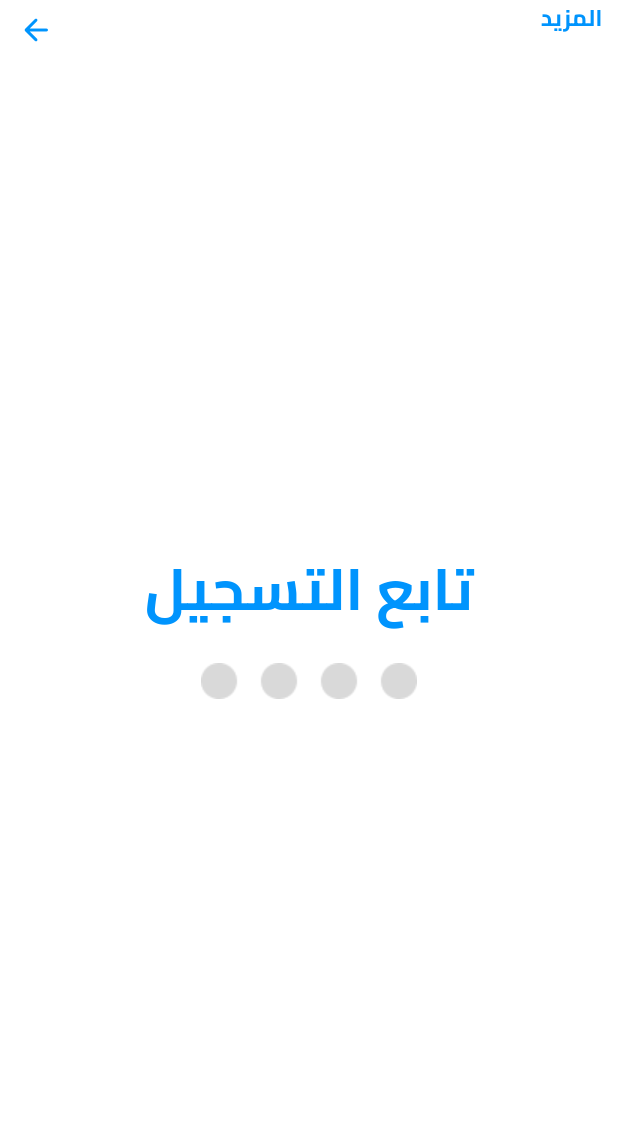
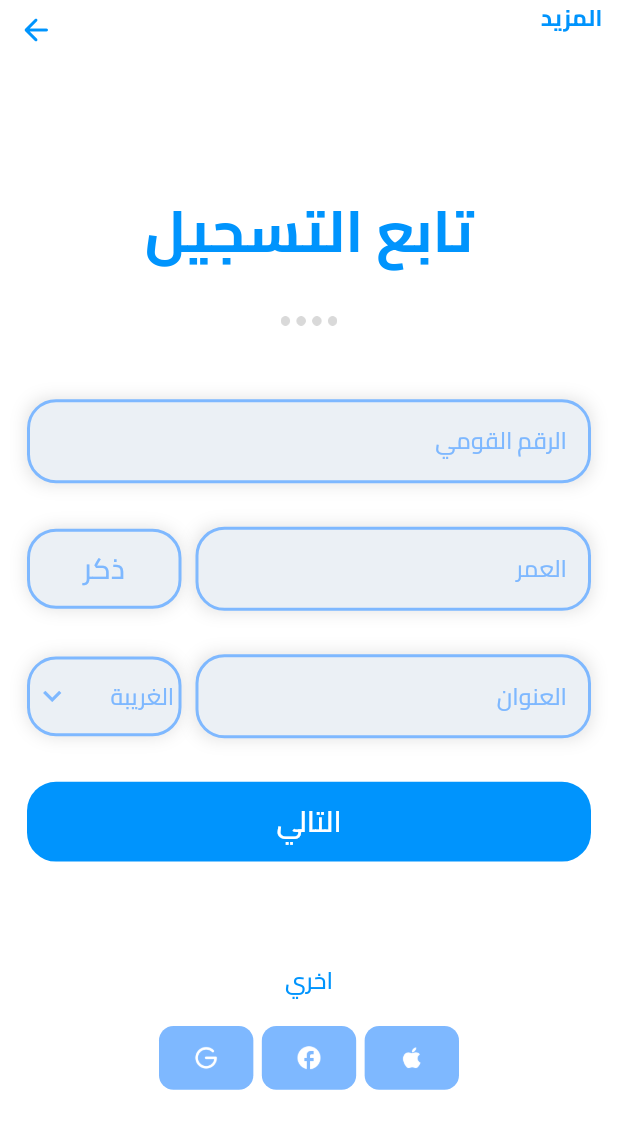
Before and after one commit to AlaaNabilKhalaf/Wqaya, a Flutter app: the FollowingUpView screen opened directly, on a phone screen of 412 x 824 dp. Shown: the top 1129 px of the screen. Run offline on Flutter 3.47's test engine with Material 3 defaults, Android fonts, the phone set to English and light mode, and no system bars; our stand-ins replace bloc, easy_localization, flutter_screenutil, flutter_svg; project files that could hold a hidden picture were left out.

Commit message:
Adding Following Up View

```diff
--- a/assets/locals/translations/ar-EG.json
+++ b/assets/locals/translations/ar-EG.json
@@ -16,7 +16,7 @@
   "address": "العنوان",
   "age": "العمر",
   "male": "ذكر",
-  "followingUP": "تابع التسجيل",
+  "followingUp": "تابع التسجيل",
   "female": "انثى",
   "other": "اخري"
 }
--- a/lib/Core/utils/colors.dart
+++ b/lib/Core/utils/colors.dart
@@ -4,5 +4,6 @@ import 'package:flutter/material.dart';
 const Color primaryColor = Color(0xff0094FD);
 const Color subTextColor = Color(0xff1678F2);
 const Color bottomColor = Color(0xff7EB8FF);
+const Color textFormBackgroundColor = Color(0xffEBF0F5);
 const Color myWhiteColor = Colors.white;
 const Color errorColor = Colors.redAccent;
--- a/lib/Core/widgets/text_form_fields.dart
+++ b/lib/Core/widgets/text_form_fields.dart
@@ -21,19 +21,29 @@ class CustomTextFormField extends StatelessWidget {
 
   @override
   Widget build(BuildContext context) {
-    return TextFormField(
+    return Container(
+      decoration: BoxDecoration(
+        boxShadow: [BoxShadow(color:Colors.grey.shade300,blurRadius: 10.r,)],
+     borderRadius: BorderRadius.circular(15.r)
+      ),
+      child: TextFormField(
+
+
         validator: validatorMethod ,
         cursorColor: primaryColor,
         keyboardType: TextInputType.text,
         obscureText: isPassword?? false,
         decoration: InputDecoration(
+          filled: true,
+      fillColor: textFormBackgroundColor,
           labelText: hintText,
           labelStyle: TextStyle(
-            color: Colors.red,
+              color: bottomColor,
               fontSize: 16.sp,
               fontFamily: medium
           ),
           border:  const OutlineInputBorder(
+
               borderSide: BorderSide(
                 color: bottomColor,
                 width: 1,
@@ -46,11 +56,13 @@ class CustomTextFormField extends StatelessWidget {
               )
           ),
           focusedBorder: OutlineInputBorder(
+
               borderSide:  const BorderSide(
                   color: primaryColor,
                   width: 1
               ),
-            borderRadius: BorderRadius.circular(8)
+            borderRadius: BorderRadius.circular(20.r),
+
           ),
           suffixIcon: icon,
           hintText: hintText,
@@ -60,16 +72,17 @@ class CustomTextFormField extends StatelessWidget {
               fontFamily: medium
           ),
           enabledBorder: OutlineInputBorder(
-            borderSide:  BorderSide(
+              borderSide:  const BorderSide(
                   color: bottomColor,
                   width: 2
               ),
-            borderRadius: BorderRadius.circular(8)
+              borderRadius: BorderRadius.circular(20.r),
           ) ,
 
         ),
         controller: fieldController,
 
+      ),
     );
   }
 }
@@ -91,7 +104,12 @@ class CustomTextField extends StatelessWidget {
 
   @override
   Widget build(BuildContext context) {
-    return TextField(
+    return Container(
+      decoration: BoxDecoration(
+          boxShadow: [BoxShadow(color:Colors.grey.shade300,blurRadius: 10.r,)],
+          borderRadius: BorderRadius.circular(15.r)
+      ),
+      child: TextField(
         onTapOutside: (v){
           FocusManager.instance.primaryFocus?.unfocus();
         },
@@ -101,6 +119,9 @@ class CustomTextField extends StatelessWidget {
         keyboardType: TextInputType.text,
         obscureText: isPassword?? false,
         decoration: InputDecoration(
+          fillColor: textFormBackgroundColor,
+          filled: true,
+
           labelText: hintText,
           labelStyle: TextStyle(
               color: bottomColor,
@@ -126,7 +147,8 @@ class CustomTextField extends StatelessWidget {
                   color: primaryColor,
                   width: 1
               ),
-            borderRadius: BorderRadius.circular(8)
+            borderRadius: BorderRadius.circular(20.r),
+
           ),
           suffixIcon: icon,
           hintText: hintText,
@@ -136,16 +158,18 @@ class CustomTextField extends StatelessWidget {
               fontFamily: medium
           ),
           enabledBorder: OutlineInputBorder(
-            borderSide:  BorderSide(
+              borderSide:  const BorderSide(
                   color: bottomColor,
                   width: 2
               ),
-            borderRadius: BorderRadius.circular(8)
+            borderRadius: BorderRadius.circular(20.r),
+
           ) ,
 
         ),
         controller: fieldController,
 
+      ),
     );
   }
 }
@@ -168,12 +192,22 @@ class CustomPasswordFormField extends StatelessWidget {
 
   @override
   Widget build(BuildContext context) {
-    return TextFormField(
+    return Container(
+      decoration: BoxDecoration(
+          boxShadow: [BoxShadow(color:Colors.grey.shade300,blurRadius: 10.r,)],
+          borderRadius: BorderRadius.circular(15.r)
+      ),
+      child: TextFormField(
+
         validator: validatorMethod ,
         cursorColor: primaryColor,
         keyboardType: TextInputType.text,
         obscureText: isPassword?? false,
         decoration: InputDecoration(
+          filled: true,
+
+          fillColor: textFormBackgroundColor,
+
           labelText: hintText,
           labelStyle: TextStyle(
               color: bottomColor,
@@ -181,6 +215,7 @@ class CustomPasswordFormField extends StatelessWidget {
               fontFamily: medium
           ),
           border:  const OutlineInputBorder(
+
               borderSide: BorderSide(
                 color: errorColor,
                 width: 1,
@@ -197,7 +232,8 @@ class CustomPasswordFormField extends StatelessWidget {
                   color: primaryColor,
                   width: 1
               ),
-            borderRadius: BorderRadius.circular(8)
+            borderRadius: BorderRadius.circular(20.r),
+
           ),
           suffixIcon: icon,
           hintText: hintText,
@@ -207,16 +243,18 @@ class CustomPasswordFormField extends StatelessWidget {
               fontFamily: medium
           ),
           enabledBorder: OutlineInputBorder(
-            borderSide:  BorderSide(
+              borderSide:  const BorderSide(
                   color: bottomColor,
                   width: 2
               ),
-            borderRadius: BorderRadius.circular(8)
+            borderRadius: BorderRadius.circular(20.r),
+
           ) ,
 
         ),
         controller: fieldController,
 
+      ),
     );
   }
 }
--- a/lib/Features/Auth/Presentation/Views/following_up.dart
+++ /dev/null
@@ -1,30 +0,0 @@
-import 'package:flutter/material.dart';
-import 'package:flutter_screenutil/flutter_screenutil.dart';
-import 'package:wqaya/Core/Utils/assets_data.dart';
-import 'package:wqaya/Core/Utils/fonts.dart';
-import 'package:wqaya/Core/utils/colors.dart';
-import 'package:wqaya/Core/widgets/texts.dart';
-import '../../../../Core/widgets/custom_app_bar.dart';
-
-class FollowingUpView extends StatelessWidget {
-  const FollowingUpView({super.key});
-
-  @override
-  Widget build(BuildContext context) {
-    return Scaffold(
-      backgroundColor: myWhiteColor,
-      appBar: PreferredSize(preferredSize: Size.fromHeight(30.h),
-          child: const CustomAppBar()),
-
-      body: Column(
-        crossAxisAlignment: CrossAxisAlignment.stretch,
-      mainAxisAlignment: MainAxisAlignment.center,
-      children: [
-        RegularText(text: 'followingUP', fontSize: 40.sp, textColor: primaryColor, fontFamily: bold),
-        Image.asset(AssetsData.dots),
-
-      ],
-      ),
-    );
-  }
-}
--- /dev/null
+++ b/lib/Features/Auth/Presentation/Views/following_up_view.dart
@@ -0,0 +1,61 @@
+import 'package:flutter/material.dart';
+import 'package:flutter_screenutil/flutter_screenutil.dart';
+import 'package:wqaya/Core/Utils/assets_data.dart';
+import 'package:wqaya/Core/Utils/fonts.dart';
+import 'package:wqaya/Core/utils/colors.dart';
+import 'package:wqaya/Core/widgets/texts.dart';
+import 'package:wqaya/Features/Auth/Presentation/Widgets/following_up_form_fields.dart';
+import '../../../../Core/widgets/custom_app_bar.dart';
+import '../Widgets/social_login_widget.dart';
+
+class FollowingUpView extends StatelessWidget {
+  const FollowingUpView({super.key});
+
+
+
+  @override
+  Widget build(BuildContext context) {
+    final formKey = GlobalKey<FormState>();
+
+    return Form(
+      key: formKey,
+      child: Scaffold(
+        resizeToAvoidBottomInset: false,
+        // extendBodyBehindAppBar: true,
+        // extendBody: true,
+        backgroundColor: myWhiteColor,
+        appBar: PreferredSize(preferredSize: Size.fromHeight(30.h),
+            child: const CustomAppBar()),
+        body: Padding(
+          padding: const EdgeInsets.all(18.0),
+          child: Column(
+            crossAxisAlignment: CrossAxisAlignment.stretch,
+          mainAxisAlignment: MainAxisAlignment.center,
+          children: [
+
+            //Text
+            Column(
+              children: [
+                RegularText(text:'followingUp', fontSize: 40.sp, textColor: primaryColor, fontFamily: bold),
+
+                //Dots Image
+                Padding(
+                  padding:  EdgeInsets.only(top: 30.h, bottom: 50.h),
+                  child: SizedBox(
+                      height: 8.h,width: 36.w,
+                      child: Image.asset(AssetsData.dots)),
+                ),
+              ],
+            ),
+
+            //Text Form Fields
+                      const FollowingUpFormFields(),
+           const SocialLoginWidget()
+
+          ],
+          ),
+        ),
+      ),
+    );
+  }
+}
--- a/lib/Features/Auth/Presentation/Views/login_view.dart
+++ b/lib/Features/Auth/Presentation/Views/login_view.dart
@@ -5,8 +5,6 @@ class LoginView extends StatelessWidget {
 
   @override
   Widget build(BuildContext context) {
-    return const Scaffold(
-
-    );
+    return const Scaffold();
   }
 }
--- /dev/null
+++ b/lib/Features/Auth/Presentation/Widgets/custom_dropdown_button.dart
@@ -0,0 +1,66 @@
+import 'package:flutter/material.dart';
+import 'package:flutter_screenutil/flutter_screenutil.dart';
+import 'package:wqaya/Core/Utils/colors.dart';
+import 'package:wqaya/Core/Utils/fonts.dart';
+
+class CustomDropdownButton extends StatefulWidget {
+  const CustomDropdownButton({super.key});
+
+  @override
+  State<CustomDropdownButton> createState() => _CustomDropdownButtonState();
+}
+
+
+
+class _CustomDropdownButtonState extends State<CustomDropdownButton> {
+// List of governments
+final List<String> governments = [
+'الغريبة',
+'القاهرة',
+'الإسكندرية',
+'أسوان',
+'المنصورة',
+];
+
+// Selected government
+String selectedGovernment = 'الغريبة';
+
+@override
+Widget build(BuildContext context) {
+return Row(
+mainAxisSize: MainAxisSize.min,
+children: [
+DropdownButton<String>(
+dropdownColor: myWhiteColor,
+menuWidth: MediaQuery.of(context).size.width*0.27,
+elevation: 2,
+borderRadius: BorderRadius.circular(25.r),
+value: selectedGovernment,
+icon: const Icon(
+Icons.keyboard_arrow_down,
+color: bottomColor, // Dropdown arrow color
+),
+underline: const SizedBox(), // Removes the default underline
+items: governments.map((String government) {
+return DropdownMenuItem<String>(
+value: government,
+child: Text(
+government,
+style: TextStyle(
+color: bottomColor, // Text color
+fontSize: 16.sp,
+fontFamily: medium
+),
+),
+);
+}).toList(),
+onChanged: (String? newValue) {
+setState(() {
+selectedGovernment = newValue!;
+});
+},
+),
+],
+);
+}
+}
--- /dev/null
+++ b/lib/Features/Auth/Presentation/Widgets/following_up_form_fields.dart
@@ -0,0 +1,93 @@
+import 'package:flutter/material.dart';
+import 'package:flutter_screenutil/flutter_screenutil.dart';
+import '../../../../Core/Utils/colors.dart';
+import '../../../../Core/Utils/fonts.dart';
+import '../../../../Core/widgets/custom_button.dart';
+import '../../../../Core/widgets/text_form_fields.dart';
+import '../../../../Core/widgets/texts.dart';
+import 'custom_dropdown_button.dart';
+
+class FollowingUpFormFields extends StatefulWidget {
+  const FollowingUpFormFields({super.key});
+
+  @override
+  State<FollowingUpFormFields> createState() => _FollowingUpFormFieldsState();
+}
+
+class _FollowingUpFormFieldsState extends State<FollowingUpFormFields> {
+  TextEditingController idController = TextEditingController();
+  TextEditingController ageController = TextEditingController();
+  TextEditingController addressController = TextEditingController();
+  bool userKindIsMale = true;
+  @override
+  Widget build(BuildContext context) {
+    return Column(
+      mainAxisAlignment: MainAxisAlignment.center,
+      children: [
+        CustomTextFormField(fieldController: idController, hintText: 'الرقم القومي'),
+        Padding(
+          padding:  EdgeInsets.symmetric(vertical: 30.h),
+          child: Row(
+            mainAxisAlignment: MainAxisAlignment.spaceBetween,
+            children: [
+              SizedBox(
+                // height: 55.h,
+                  width: MediaQuery.of(context).size.width*0.64,
+
+                  child: CustomTextFormField(fieldController: ageController, hintText: 'العمر')),
+
+
+              GestureDetector(
+                onTap: (){
+                  setState(() {
+                    userKindIsMale = !userKindIsMale;
+                  });
+                },
+                child: Container(
+                  alignment: Alignment.center,
+                  height: 55.h,
+                  width: MediaQuery.of(context).size.width*0.25,
+                  decoration: BoxDecoration(
+                    border: Border.all(color: bottomColor,width:2),
+                      color: textFormBackgroundColor,
+                      boxShadow: [BoxShadow(color:Colors.grey.shade300,blurRadius: 10.r,)],
+                      borderRadius: BorderRadius.circular(20.r)),
+                  child:RegularText(text: userKindIsMale? 'male' :'female' , fontSize: 20.sp, textColor: bottomColor, fontFamily: medium)
+                ),
+              ),
+
+
+            ],
+          ),
+        ),
+        Row(
+          mainAxisAlignment: MainAxisAlignment.spaceBetween,
+          children: [
+            SizedBox(
+                width: MediaQuery.of(context).size.width*0.64,
+
+                child: CustomTextFormField(fieldController: addressController, hintText: 'العنوان')),
+            Container(
+              alignment: Alignment.center,
+              height: 55.h,
+              width: MediaQuery.of(context).size.width*0.25,
+              decoration: BoxDecoration(
+                  border: Border.all(color: bottomColor,width:2),
+                  color: textFormBackgroundColor,
+                  boxShadow: [BoxShadow(color:Colors.grey.shade300,blurRadius: 10.r,)],
+                  borderRadius: BorderRadius.circular(20.r)),
+              child: const CustomDropdownButton()
+
+            )
+          ],
+        ),
+        Padding(
+          padding: EdgeInsets.only(top: 30.h, ),
+          child: RegularButton(
+              height: 55.h,
+              buttonColor: primaryColor, borderRadius: 20.r, onTap: (){}, child: RegularText(text: 'next', fontSize: 20.sp, textColor: myWhiteColor, fontFamily: semiBold)),
+        ),
+      ],
+    );
+  }
+}
--- /dev/null
+++ b/lib/Features/Auth/Presentation/Widgets/social_bottoms_container.dart
@@ -0,0 +1,25 @@
+import 'package:flutter/material.dart';
+import 'package:flutter_screenutil/flutter_screenutil.dart';
+import 'package:wqaya/Core/Utils/colors.dart';
+
+class SocialBottomsContainer extends StatelessWidget {
+  const SocialBottomsContainer({
+    super.key,
+  required this.image
+  });
+  final String image;
+
+  @override
+  Widget build(BuildContext context) {
+    return Container(
+      alignment: Alignment.center,
+      height: 44.h,width: 60.w,
+      decoration: BoxDecoration(
+        color: bottomColor,
+        borderRadius: BorderRadius.circular(10.r)
+      ),
+
+      child: Image.asset(image,height:19.h,width: 19.w,),
+    );
+  }
+}
--- /dev/null
+++ b/lib/Features/Auth/Presentation/Widgets/social_login_widget.dart
@@ -0,0 +1,37 @@
+import 'package:flutter/material.dart';
+import 'package:flutter_screenutil/flutter_screenutil.dart';
+import 'package:wqaya/Features/Auth/Presentation/Widgets/social_bottoms_container.dart';
+import '../../../../Core/Utils/assets_data.dart';
+import '../../../../Core/Utils/colors.dart';
+import '../../../../Core/Utils/fonts.dart';
+import '../../../../Core/widgets/texts.dart';
+
+class SocialLoginWidget extends StatelessWidget {
+  const SocialLoginWidget({super.key});
+
+  @override
+  Widget build(BuildContext context) {
+    return  Column(
+      children: [
+        SizedBox(height: 70.h,),
+
+        //Others Bottom
+        RegularText(text: 'other', fontSize: 16.sp, textColor: primaryColor, fontFamily: semiBold),
+SizedBox(height: 20.h,),
+        //Social Bottoms
+        SizedBox(
+          width: 200,height: 45.h,
+          child: const Row(
+            mainAxisAlignment: MainAxisAlignment.spaceBetween,
+            children: [
+              SocialBottomsContainer(image: AssetsData.apple,),
+              SocialBottomsContainer(image: AssetsData.facebook,),
+              SocialBottomsContainer(image: AssetsData.google,),
+
+            ],
+          ),
+        )
+      ],
+    );
+  }
+}
--- a/lib/Features/OnBoarding/Presentation/Views/on_boarding_view.dart
+++ b/lib/Features/OnBoarding/Presentation/Views/on_boarding_view.dart
@@ -6,7 +6,7 @@ import 'package:wqaya/Core/widgets/texts.dart';
 import 'package:wqaya/Features/OnBoarding/Presentation/Widgets/image_container.dart';
 import '../../../../Core/utils/fonts.dart';
 import '../../../../Core/widgets/custom_button.dart';
-import '../../../Auth/Presentation/Views/following_up.dart';
+import '../../../Auth/Presentation/Views/following_up_view.dart';
 import '../Widgets/auth_switch_bottom.dart';
 
 class OnBoardingView extends StatelessWidget {
--- a/lib/Features/Splash/Presentation/Views/splash_view.dart
+++ b/lib/Features/Splash/Presentation/Views/splash_view.dart
@@ -1,4 +1,3 @@
-import 'package:easy_localization/easy_localization.dart';
 import 'package:flutter/material.dart';
 import 'package:flutter_screenutil/flutter_screenutil.dart';
 import 'package:wqaya/Core/widgets/texts.dart';
--- a/pubspec.yaml
+++ b/pubspec.yaml
@@ -13,6 +13,7 @@ dependencies:
   cupertino_icons: null
   flutter_svg: null
   flutter_screenutil: null
+#  device_preview:
   #  firebase_core:
   #  firebase_auth:
   #  google_sign_in:
```
Also changed, not shown: lib/Core/widgets/drop_down_bottom.dart (added, +175 -0 lines). Lines whose indentation alone changed are shown as unchanged.
